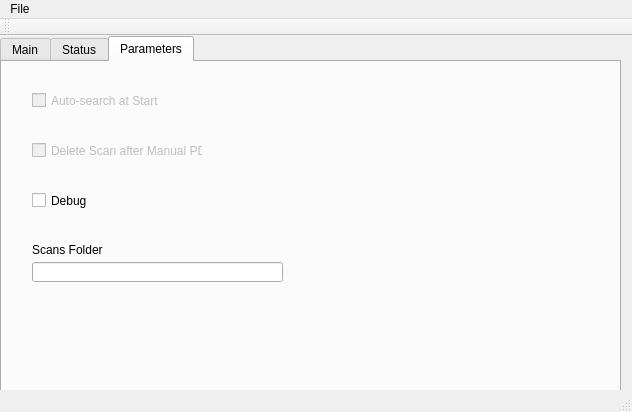
First picture: the form in src/mainwindow.ui, repository BadamBoum/GestionScans, before the edit.
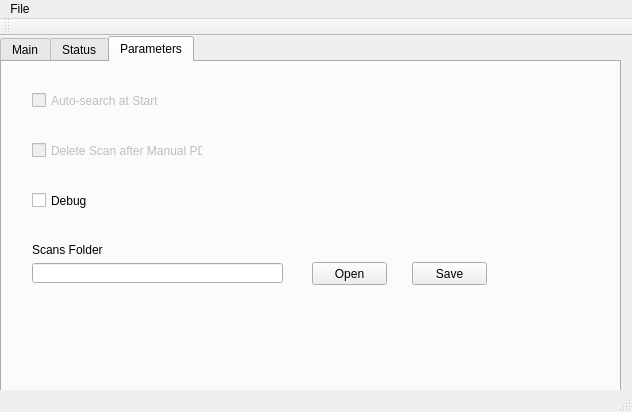
Second picture: the form after the edit. The open tabs and pages were chosen to show the change.

The edit to the form file:
```diff
--- a/src/mainwindow.ui
+++ b/src/mainwindow.ui
@@ -284,7 +284,7 @@
       <property name="geometry">
        <rect>
         <x>30</x>
-        <y>200</y>
+        <y>201</y>
         <width>251</width>
         <height>20</height>
        </rect>
@@ -316,6 +316,32 @@
        <string>Debug</string>
       </property>
      </widget>
+     <widget class="QPushButton" name="Tab3Save">
+      <property name="geometry">
+       <rect>
+        <x>410</x>
+        <y>200</y>
+        <width>75</width>
+        <height>23</height>
+       </rect>
+      </property>
+      <property name="text">
+       <string>Save</string>
+      </property>
+     </widget>
+     <widget class="QPushButton" name="Tab3OpenFold">
+      <property name="geometry">
+       <rect>
+        <x>310</x>
+        <y>200</y>
+        <width>75</width>
+        <height>23</height>
+       </rect>
+      </property>
+      <property name="text">
+       <string>Open</string>
+      </property>
+     </widget>
     </widget>
    </widget>
   </widget>
```
Left out of the diff: 4 changed lines with no effect on the pictures.
